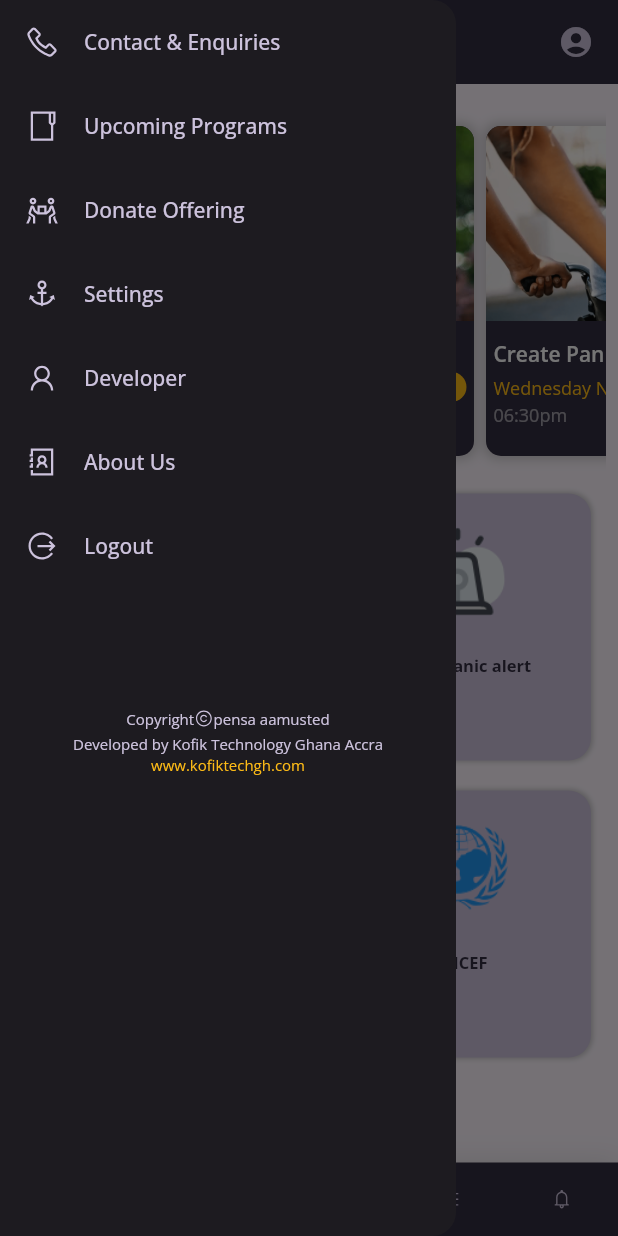
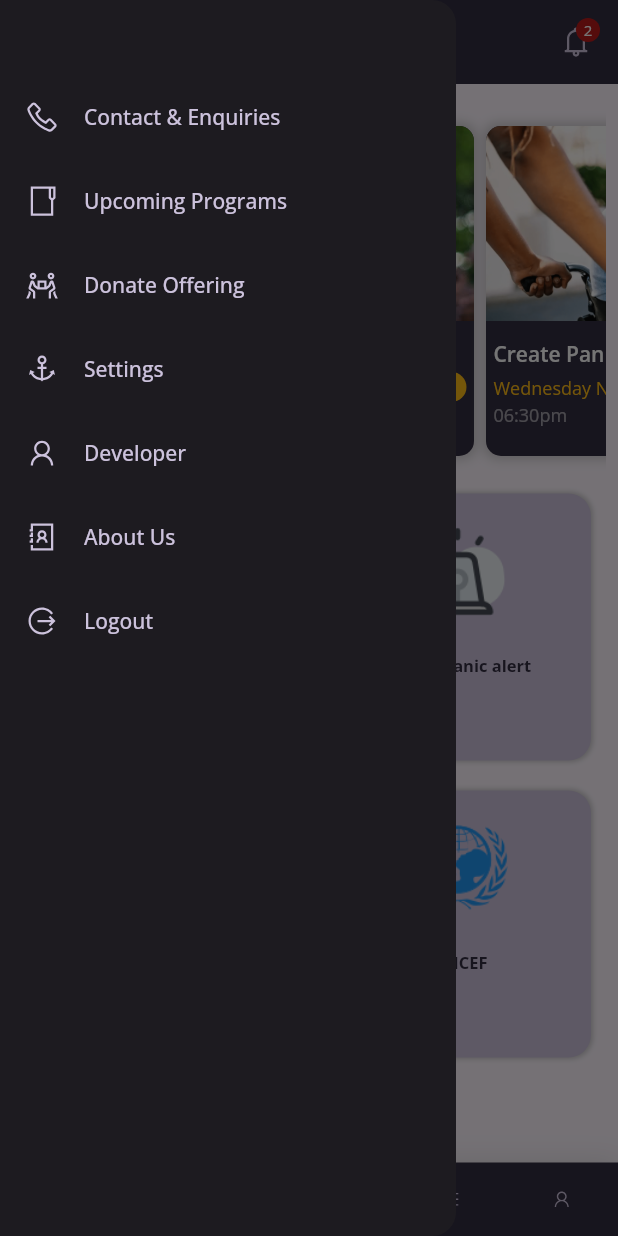
Before and after one commit to patrick-codes/Help-app, a Flutter app: the HomePage screen opened directly, with the side drawer open, on a phone screen of 412 x 824 dp. Run offline on Flutter 3.47's test engine with Material 2 defaults, Android fonts, the phone set to English and light mode, and no system bars; drawn by our look-alikes of google_nav_bar; our stand-ins replace flutter_screenutil, flutter_svg, font_awesome_flutter, get, google_fonts, line_icons; missing offline and left inert: text_divider.

Commit message:
added nav drawer

```diff
--- a/help_app/lib/view/home_main.dart
+++ b/help_app/lib/view/home_main.dart
@@ -76,14 +76,17 @@ class _MyHomePageState extends State<HomePage> {
                 text: 'Order',
               ),
               GButton(
-                icon: LineIcons.bell,
-                text: 'Alerts',
+                icon: LineIcons.user,
+                text: 'Profile',
               ),
             ],
           ),
         ),
       ),
       appBar: AppBar(
+        iconTheme: const IconThemeData(
+          color: secondaryColor,
+        ),
         backgroundColor: primaryColor,
         title: const Row(
           mainAxisAlignment: MainAxisAlignment.spaceBetween,
@@ -93,9 +96,12 @@ class _MyHomePageState extends State<HomePage> {
               width: 120,
               image: AssetImage("assets/icons/logo.png"),
             ),
-            Icon(
-              Icons.account_circle,
-              color: secondaryColor,
+            Badge(
+              label: Text("2"),
+              child: Icon(
+                LineIcons.bell,
+                color: secondaryColor,
+              ),
             ),
           ],
         ),
--- a/help_app/lib/widgets/drawer/nav_drawer.dart
+++ b/help_app/lib/widgets/drawer/nav_drawer.dart
@@ -19,7 +19,7 @@ class _NavDrawerState extends State<NavDrawer> {
     return Drawer(
       backgroundColor: tertiaryColor2,
       child: ListView(
-        padding: EdgeInsets.zero,
+        padding: const EdgeInsets.only(top: 50),
         children: [
           /*const UserAccountsDrawerHeader(
             accountName: Text(
@@ -45,6 +45,8 @@ class _NavDrawerState extends State<NavDrawer> {
           ),
           */
           ListTile(
+            selectedColor: secondaryColor,
+            selectedTileColor: secondaryColor,
             leading: const Icon(
               LineIcons.phone,
               color: secondaryColor,
@@ -140,7 +142,9 @@ class _NavDrawerState extends State<NavDrawer> {
             onTap: () {},
           ),
           const SizedBox(height: 80),
-          const Column(
+          /*Container(
+            alignment: Alignment.bottomCenter,
+            child: const Column(
               crossAxisAlignment: CrossAxisAlignment.center,
               mainAxisAlignment: MainAxisAlignment.center,
               children: [
@@ -182,6 +186,8 @@ class _NavDrawerState extends State<NavDrawer> {
                 ),
               ],
             ),
+          ),
+          */
           /*Padding(
             padding: const EdgeInsets.all(15.0),
             child: GestureDetector(
--- a/help_app/pubspec.yaml
+++ b/help_app/pubspec.yaml
@@ -43,6 +43,8 @@ dependencies:
   google_nav_bar: ^5.0.6
   line_icons: ^2.0.3
   font_awesome_flutter: ^10.6.0
+  badges: ^3.1.2
+  lottie: ^2.6.0
 
 dev_dependencies:
   flutter_test:
```
Also changed, not shown: help_app/pubspec.lock. Lines whose indentation alone changed are shown as unchanged.
